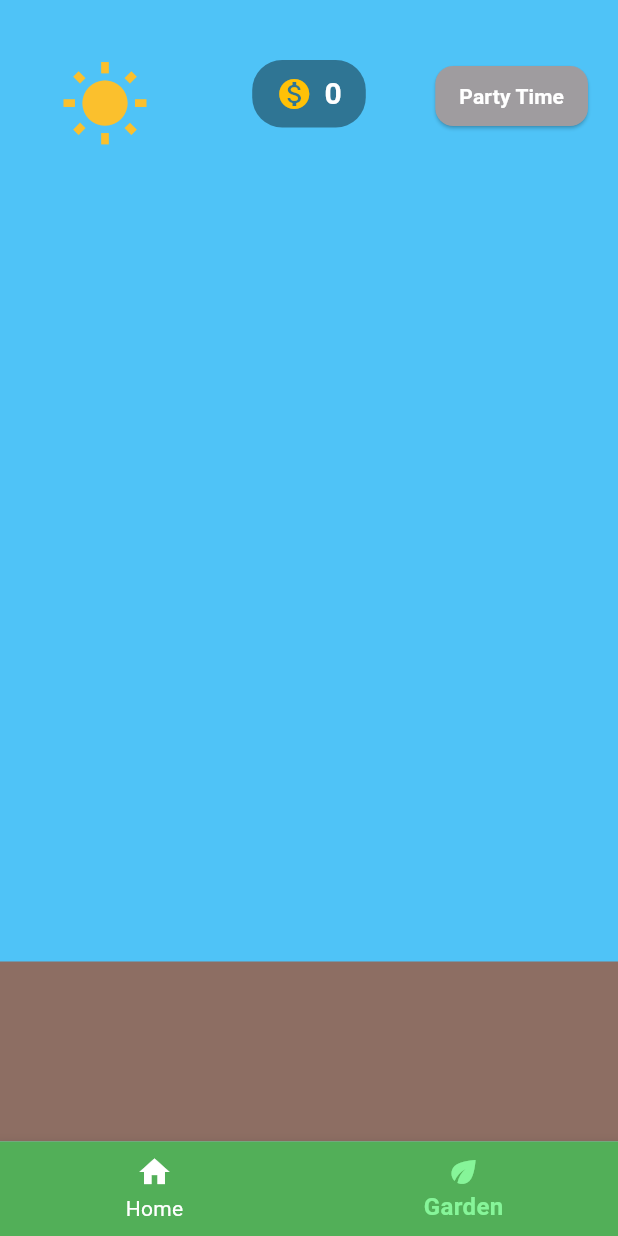
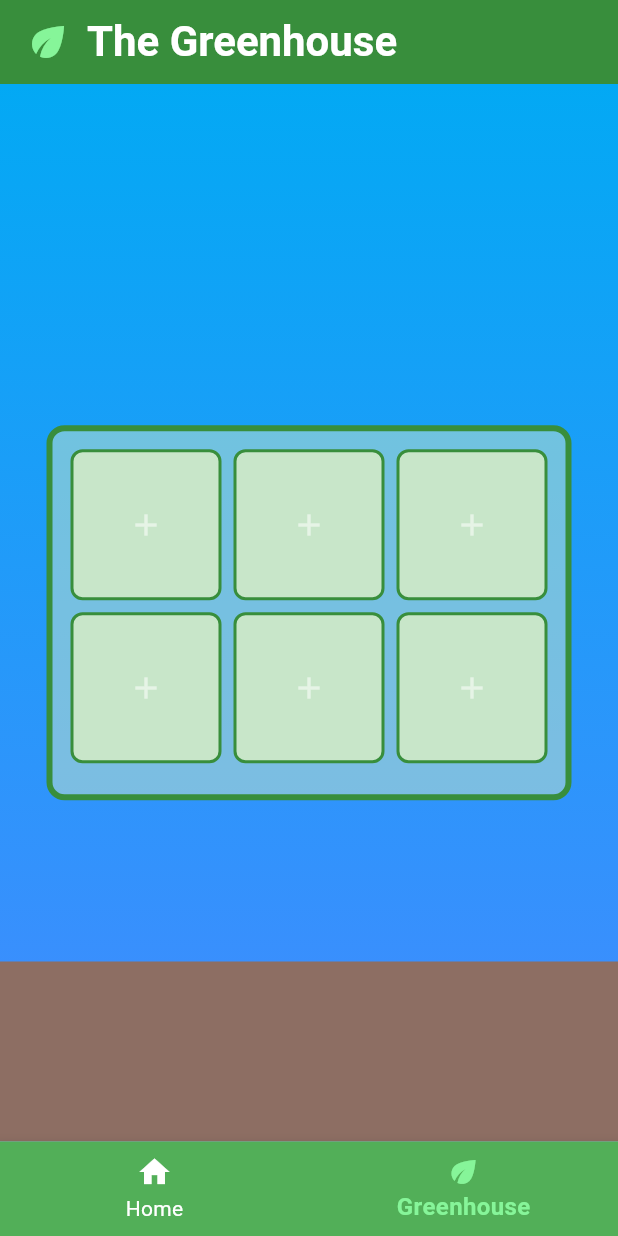
Before and after one commit to JakeWesta/microgrow, a Flutter app: the screen it shows after launch, item 2 of the bottom bar chosen, on a phone screen of 412 x 824 dp. Run offline on Flutter 3.47's test engine with Material 3 defaults, Android fonts, the phone set to English and light mode, and no system bars; our stand-ins replace fl_chart, flutter_colorpicker, hive, hive_flutter, typed_data; missing offline and left inert: mqtt_client; accounts and stored records are empty.

Commit message:
Remodeled the garden section, now called greenhouse section. Made it so that habitats, upon creation, are entered into a 2x3 grid that represents the physical configuration (will make it customizable in future). When the habitat grid is clicked, they are brought to a new screen that is very similar to old garden. You can now use coins to purchase decorations (only a flower now) and drag and drog it anywhere. Locations are saved to database

```diff
--- a/app/lib/models/database.dart
+++ b/app/lib/models/database.dart
@@ -2,6 +2,8 @@ import 'package:hive_flutter/hive_flutter.dart';
 import 'habitat_obj.dart';
 import 'user_obj.dart';
 import 'sensor_history_obj.dart';
+import 'decoration_obj.dart';
+
 
 
 class Database {
@@ -11,6 +13,7 @@ class Database {
     Hive.registerAdapter(HabitatAdapter());
     Hive.registerAdapter(UserAdapter());
     Hive.registerAdapter(SensorHistoryAdapter());
+    Hive.registerAdapter(DecorationObjAdapter());
 
 
     await Hive.openBox<Habitat>('habitatsBox');
--- /dev/null
+++ b/app/lib/models/decoration_obj.dart
@@ -0,0 +1,17 @@
+import 'package:hive/hive.dart';
+
+part 'decoration_obj.g.dart';
+
+@HiveType(typeId: 4)
+class DecorationObj extends HiveObject {
+  @HiveField(0)
+  String type;
+
+  @HiveField(1)
+  double x;
+
+  @HiveField(2)
+  double y;
+
+  DecorationObj({required this.type, required this.x, required this.y});
+}
--- a/app/lib/models/habitat_obj.dart
+++ b/app/lib/models/habitat_obj.dart
@@ -1,5 +1,6 @@
 import 'package:hive/hive.dart';
 import 'sensor_history_obj.dart';
+import 'decoration_obj.dart';
 
 part 'habitat_obj.g.dart';
 
@@ -50,6 +51,9 @@ class Habitat extends HiveObject {
   @HiveField(14)
   int reservoirVolume;
 
+  @HiveField(15)
+  List<DecorationObj> decorations;
+
   Habitat({
     required this.id,
     required this.name,
@@ -65,11 +69,13 @@ class Habitat extends HiveObject {
     DateTime? createdAt,
     bool? harvested,
     List<SensorHistory>? history,
+    List<DecorationObj>? decorations,
   })  : lightDurationSec = lightDurationSec ?? 0,
         lightIntervalSec = lightIntervalSec ?? 0,
         waterDurationSec = waterDurationSec ?? 0,
         waterIntervalSec = waterIntervalSec ?? 0,
         createdAt = createdAt ?? DateTime.now(),
+        decorations = decorations ?? [],
         harvested = harvested ?? false,
         reservoirVolume = 50,
         history = history ?? [];
--- /dev/null
+++ b/app/lib/ui/greenhouse_screen.dart
@@ -0,0 +1,122 @@
+import 'package:flutter/material.dart';
+import '../models/app_state.dart';
+import '../models/habitat_obj.dart';
+import 'tomagachi_screen.dart';
+import 'package:provider/provider.dart';
+
+class GreenhouseScreen extends StatelessWidget {
+  const GreenhouseScreen({super.key});
+
+  @override
+  Widget build(BuildContext context) {
+    final habitats = context.watch<MyAppState>().getHabitats;
+
+    return Scaffold(
+      appBar: AppBar(
+        backgroundColor: Colors.green[700],
+        title: Row(
+          children: [
+            Icon(Icons.eco, size: 32, color: const Color.fromARGB(255, 134, 245, 153)), // microgreen/leaf icon
+            const SizedBox(width: 10),
+            Text(
+              ('The Greenhouse'),
+              style: TextStyle(
+                fontSize: 28,
+                fontWeight: FontWeight.bold,
+                color: Colors.white,
+              ),
+            ),
+          ],
+        ),
+        centerTitle: false,
+      ),
+      body: Stack(
+        children: [
+          Container(
+            decoration: const BoxDecoration(
+              gradient: LinearGradient(
+                colors: [Colors.lightBlue, Colors.blueAccent],
+                begin: Alignment.topCenter,
+                end: Alignment.bottomCenter,
+              ),
+            ),
+          ),
+
+          Positioned(
+            bottom: 0,
+            left: 0,
+            right: 0,
+            height: 120,
+            child: Container(color: Colors.brown[400]),
+          ),
+
+          Center(
+            child: Container(
+              width: 350,
+              height: 250,
+              decoration: BoxDecoration(
+                color: Colors.green[100]?.withOpacity(0.5),
+                border: Border.all(color: Colors.green[700]!, width: 4),
+                borderRadius: BorderRadius.circular(12),
+              ),
+              child: Padding(
+                padding: const EdgeInsets.all(12.0),
+                child: GridView.builder(
+                  physics: const NeverScrollableScrollPhysics(),
+                  gridDelegate: const SliverGridDelegateWithFixedCrossAxisCount(
+                    crossAxisCount: 3,
+                    crossAxisSpacing: 8,
+                    mainAxisSpacing: 8,
+                  ),
+                  itemCount: 6,
+                  itemBuilder: (context, index) {
+                    Habitat? habitat;
+                    if (index < habitats.length) {
+                      habitat = habitats[index];
+                    }
+
+                    return GestureDetector(
+                      onTap: habitat != null
+                          ? () {
+                              Navigator.push(
+                                context,
+                                MaterialPageRoute(
+                                  builder: (_) => TomagachiScreen(habitat: habitat!),
+                                ),
+                              );
+                            }
+                          : null,
+                      child: Container(
+                        decoration: BoxDecoration(
+                          color: habitat != null ? Colors.green[400] : Colors.green[100],
+                          border: Border.all(color: Colors.green[700]!, width: 2),
+                          borderRadius: BorderRadius.circular(8),
+                        ),
+                        child: Center(
+                          child: habitat != null
+                              ? Column(
+                                  mainAxisSize: MainAxisSize.min,
+                                  children: [
+                                    Icon(Icons.eco, color: Colors.white, size: 32),
+                                    const SizedBox(height: 4),
+                                    Text(
+                                      habitat.name,
+                                      style: const TextStyle(
+                                          color: Colors.white, fontWeight: FontWeight.bold),
+                                    ),
+                                  ],
+                                )
+                              : const Icon(Icons.add, color: Colors.white54),
+                        ),
+                      ),
+                    );
+                  },
+                ),
+              ),
+            ),
+          ),
+        ],
+      ),
+    );
+  }
+}
--- a/app/lib/ui/main_nav_screen.dart
+++ b/app/lib/ui/main_nav_screen.dart
@@ -1,6 +1,6 @@
+import 'package:app/ui/greenhouse_screen.dart';
 import 'package:flutter/material.dart';
 import 'home_screen.dart';
-import 'tomagachi_screen.dart';
 
 class HomePage extends StatefulWidget {
   const HomePage({super.key});
@@ -20,7 +20,7 @@ class _HomePageState extends State<HomePage> {
         page = const HomeScreen();
         break;
       case 1:
-        page = const TomagachiScreen();
+        page = const GreenhouseScreen();
         break;
       default:
         page = const Center(child: Text('Unknown page'));
@@ -39,7 +39,7 @@ class _HomePageState extends State<HomePage> {
           ),
           BottomNavigationBarItem(
             icon: Icon(Icons.eco),
-            label: 'Garden',
+            label: 'Greenhouse',
           ),
         ],
         currentIndex: selectedIndex,
```
Also changed, not shown: app/lib/ui/tomagachi_screen.dart (+137 -122 lines), app/lib/models/decoration_obj.g.dart (added), app/lib/models/habitat_obj.g.dart.
